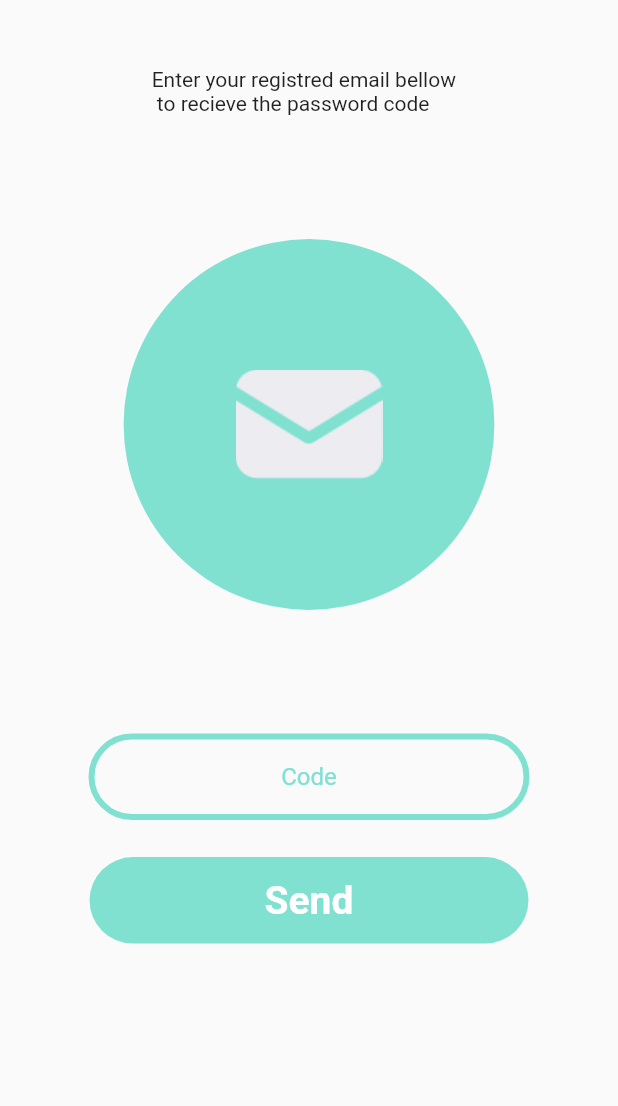
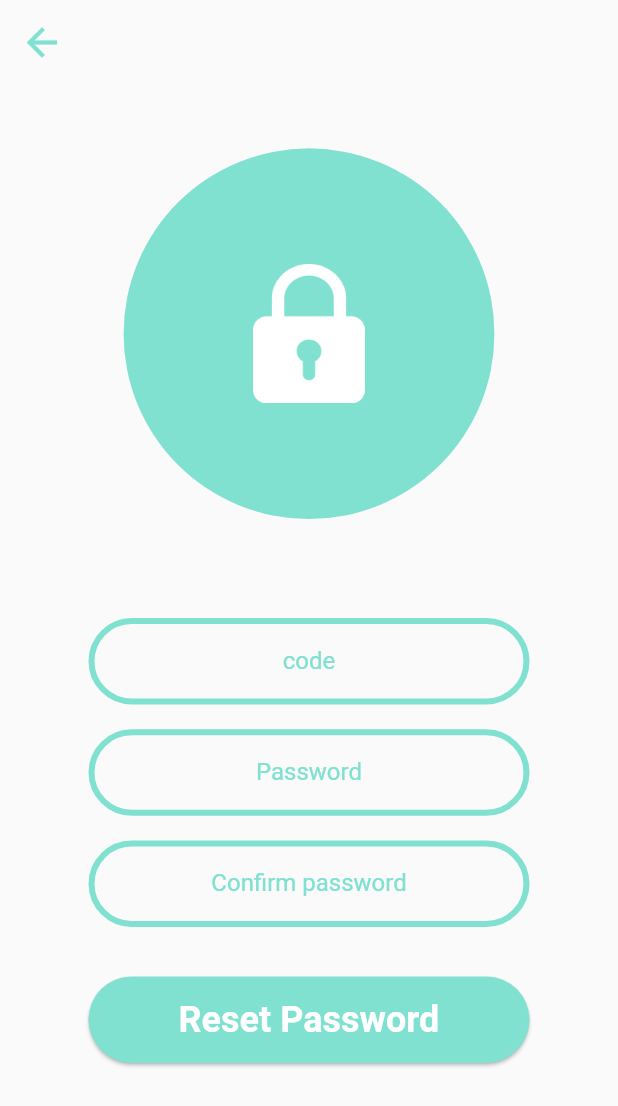
Before and after one commit to zahoramouss/exlist, a Flutter app: the resetpassword screen opened directly, on a phone screen of 412 x 824 dp. Shown: the top 1106 px of the screen. Run offline on Flutter 3.47's test engine with Material 2 defaults, Android fonts, the phone set to English and light mode, and no system bars.

Commit message:
reset password

```diff
--- a/lib/Resources/resource.dart
+++ b/lib/Resources/resource.dart
@@ -2,6 +2,13 @@ import 'package:flutter/material.dart';
 Color gren=Color(0xFF80E1D1);
 Color backgroundgren=Color(0xFF80E1D1);
 Color white=Colors.white;
+Color bcolor=Color(0xFF80E1D1);
+Color btcolor=Colors.white;
+Color tBorder1=Colors.white;
+Color tBorder2=Color(0xFF80E1D1);
+Color tHint1=Colors.white;
+Color tHint2=Color(0xFF80E1D1);
+Color circlecolor=Color(0xFF80E1D1);
 /////////////
 String str_login="Login";
 String str_register="Register";
@@ -15,3 +22,6 @@ String str_code='code';
 String str_send='Send';
 String str_forogtparagraph1="Enter your registred email bellow ";
 String str_forogtparagraph2="to recieve the password code ";
+String str_resetpassword='Reset Password';
+/////
+//double radiu=31
--- /dev/null
+++ b/lib/screens/reset_password.dart
@@ -0,0 +1,73 @@
+import 'package:flutter/material.dart';
+import '../Resources/resource.dart';
+import'../widgets/textfield.dart';
+class resetpassword extends StatefulWidget{
+  @override
+  State<StatefulWidget> createState() {
+  return resetpasswordstate();
+  }}
+  class resetpasswordstate extends State<resetpassword>{
+  @override
+  TextEditingController code,password,confirmpassword=TextEditingController();
+  Widget build(BuildContext context) {
+    double radius=MediaQuery.of(context).size.width*.30;
+    double  margin1=MediaQuery.of(context).size.height*.12;
+    double margin2=MediaQuery.of(context).size.height*.08;
+    double margin3=MediaQuery.of(context).size.height*.02;
+    double margin4=MediaQuery.of(context).size.height*.04;
+    double h=MediaQuery.of(context).size.height*.07;
+    double w=MediaQuery.of(context).size.width*.7136;
+   return Scaffold(
+     extendBodyBehindAppBar: true,
+
+     appBar: AppBar(
+       elevation:0.0,
+       backgroundColor: Colors.transparent,
+       leading: IconButton(
+         onPressed: (){
+           Navigator.of(context).pushNamed('/sendverfication_code');
+         },
+         icon: Icon(Icons.arrow_back,color: bcolor,size:30),
+       ),
+     ),
+     body: SingleChildScrollView(
+       child: Center(
+         child:Column(
+           children: [
+             //icon
+             Container(
+               margin: EdgeInsets.only(top: margin1),
+               child: CircleAvatar(
+                 radius:radius ,
+                 backgroundColor: circlecolor,
+                 child: Image.asset('assets/images/lock.png',scale:2),
+               ),
+             ),
+              tfield2(context,code,str_code,margin2),
+              tfield2(context,password,str_password,margin3),
+             tfield2(context,confirmpassword,str_passwordconfirm,margin3),
+             //button
+             Container(
+               margin: EdgeInsets.only(top: margin4),
+               height: h,
+               width: w,
+               child:RaisedButton(
+                 color: bcolor,
+                   elevation: 1,
+                   shape: RoundedRectangleBorder(
+                     borderRadius: new BorderRadius.circular(30),),
+                       onPressed: (){},
+                       child:Text("$str_resetpassword",style: TextStyle(
+                         color: btcolor,
+                         fontSize: 24,
+                       fontWeight: FontWeight.bold),)
+               )
+             )
+           ],
+         )
+       ),
+     ),
+   );
+  }
+
+  }
--- a/lib/widgets/textfield.dart
+++ b/lib/widgets/textfield.dart
@@ -14,18 +14,18 @@ Widget tfield(context,TextEditingController txtedit, Icon icon,String hint,doubl
           hintText: hint,
 
           hintStyle:TextStyle(
-            color: white,
+            color: tHint1,
           ) ,
           focusedBorder: OutlineInputBorder(
   borderRadius: BorderRadius.all(Radius.circular(25.0)),
   borderSide: BorderSide(
-  color:white,
+  color:tBorder1,
   width: 3,
   ),),
           enabledBorder: OutlineInputBorder(
             borderRadius: BorderRadius.all(Radius.circular(25.0)),
             borderSide: BorderSide(
-              color:white,
+              color:tBorder1,
               width: 3,
             ),
           )
@@ -55,13 +55,13 @@ Widget tfield2(context,TextEditingController cont,String hint,double margin){
       focusedBorder: OutlineInputBorder(
       borderRadius: BorderRadius.all(Radius.circular(corner)),
       borderSide: BorderSide(
-      color:gren,
+      color:tBorder2,
      width: thick,
      ),),
      enabledBorder: OutlineInputBorder(
      borderRadius: BorderRadius.all(Radius.circular(corner)),
       borderSide: BorderSide(
-     color:gren,
+     color:tBorder2,
       width: thick,
          ),
 
```
Also changed, not shown: lib/main.dart (+7 -1 lines), lib/screens/bottomsheet.dart (+14 -8 lines), lib/screens/sendVerificationCode.dart (+16 -4 lines), assets/images/lock.png (renamed from assets/images/Vector.png).
